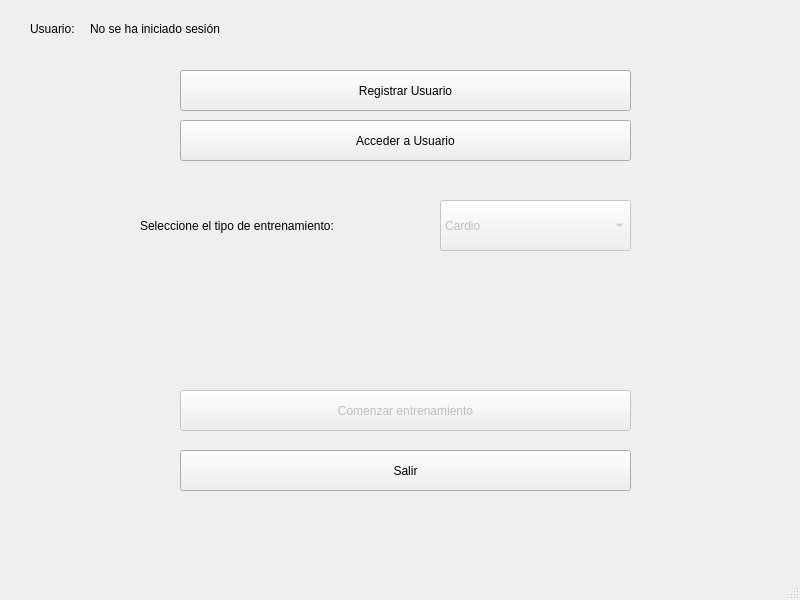
Before: the Qt Designer form UI_Files/mainwindow.ui in JorgeGuerra99/software_sport_bike, drawn with Qt 5.
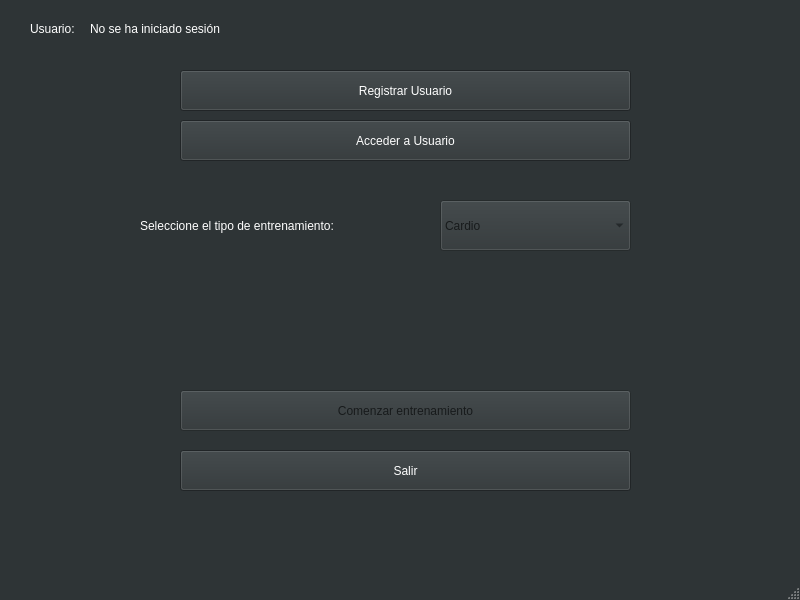
After: the same form once the commit is applied.

```diff
--- a/UI_Files/mainwindow.ui
+++ b/UI_Files/mainwindow.ui
@@ -10,6 +10,475 @@
     <height>600</height>
    </rect>
   </property>
+  <property name="palette">
+   <palette>
+    <active>
+     <colorrole role="WindowText">
+      <brush brushstyle="SolidPattern">
+       <color alpha="255">
+        <red>255</red>
+        <green>255</green>
+        <blue>255</blue>
+       </color>
+      </brush>
+     </colorrole>
+     <colorrole role="Button">
+      <brush brushstyle="SolidPattern">
+       <color alpha="255">
+        <red>46</red>
+        <green>52</green>
+        <blue>54</blue>
+       </color>
+      </brush>
+     </colorrole>
+     <colorrole role="Light">
+      <brush brushstyle="SolidPattern">
+       <color alpha="255">
+        <red>69</red>
+        <green>78</green>
+        <blue>81</blue>
+       </color>
+      </brush>
+     </colorrole>
+     <colorrole role="Midlight">
+      <brush brushstyle="SolidPattern">
+       <color alpha="255">
+        <red>57</red>
+        <green>65</green>
+        <blue>67</blue>
+       </color>
+      </brush>
+     </colorrole>
+     <colorrole role="Dark">
+      <brush brushstyle="SolidPattern">
+       <color alpha="255">
+        <red>23</red>
+        <green>26</green>
+        <blue>27</blue>
+       </color>
+      </brush>
+     </colorrole>
+     <colorrole role="Mid">
+      <brush brushstyle="SolidPattern">
+       <color alpha="255">
+        <red>31</red>
+        <green>35</green>
+        <blue>36</blue>
+       </color>
+      </brush>
+     </colorrole>
+     <colorrole role="Text">
+      <brush brushstyle="SolidPattern">
+       <color alpha="255">
+        <red>255</red>
+        <green>255</green>
+        <blue>255</blue>
+       </color>
+      </brush>
+     </colorrole>
+     <colorrole role="BrightText">
+      <brush brushstyle="SolidPattern">
+       <color alpha="255">
+        <red>255</red>
+        <green>255</green>
+        <blue>255</blue>
+       </color>
+      </brush>
+     </colorrole>
+     <colorrole role="ButtonText">
+      <brush brushstyle="SolidPattern">
+       <color alpha="255">
+        <red>255</red>
+        <green>255</green>
+        <blue>255</blue>
+       </color>
+      </brush>
+     </colorrole>
+     <colorrole role="Base">
+      <brush brushstyle="SolidPattern">
+       <color alpha="255">
+        <red>0</red>
+        <green>0</green>
+        <blue>0</blue>
+       </color>
+      </brush>
+     </colorrole>
+     <colorrole role="Window">
+      <brush brushstyle="SolidPattern">
+       <color alpha="255">
+        <red>46</red>
+        <green>52</green>
+        <blue>54</blue>
+       </color>
+      </brush>
+     </colorrole>
+     <colorrole role="Shadow">
+      <brush brushstyle="SolidPattern">
+       <color alpha="255">
+        <red>0</red>
+        <green>0</green>
+        <blue>0</blue>
+       </color>
+      </brush>
+     </colorrole>
+     <colorrole role="Highlight">
+      <brush brushstyle="SolidPattern">
+       <color alpha="255">
+        <red>78</red>
+        <green>154</green>
+        <blue>6</blue>
+       </color>
+      </brush>
+     </colorrole>
+     <colorrole role="AlternateBase">
+      <brush brushstyle="SolidPattern">
+       <color alpha="255">
+        <red>23</red>
+        <green>26</green>
+        <blue>27</blue>
+       </color>
+      </brush>
+     </colorrole>
+     <colorrole role="ToolTipBase">
+      <brush brushstyle="SolidPattern">
+       <color alpha="255">
+        <red>255</red>
+        <green>255</green>
+        <blue>220</blue>
+       </color>
+      </brush>
+     </colorrole>
+     <colorrole role="ToolTipText">
+      <brush brushstyle="SolidPattern">
+       <color alpha="255">
+        <red>0</red>
+        <green>0</green>
+        <blue>0</blue>
+       </color>
+      </brush>
+     </colorrole>
+     <colorrole role="PlaceholderText">
+      <brush brushstyle="SolidPattern">
+       <color alpha="128">
+        <red>255</red>
+        <green>255</green>
+        <blue>255</blue>
+       </color>
+      </brush>
+     </colorrole>
+    </active>
+    <inactive>
+     <colorrole role="WindowText">
+      <brush brushstyle="SolidPattern">
+       <color alpha="255">
+        <red>255</red>
+        <green>255</green>
+        <blue>255</blue>
+       </color>
+      </brush>
+     </colorrole>
+     <colorrole role="Button">
+      <brush brushstyle="SolidPattern">
+       <color alpha="255">
+        <red>46</red>
+        <green>52</green>
+        <blue>54</blue>
+       </color>
+      </brush>
+     </colorrole>
+     <colorrole role="Light">
+      <brush brushstyle="SolidPattern">
+       <color alpha="255">
+        <red>69</red>
+        <green>78</green>
+        <blue>81</blue>
+       </color>
+      </brush>
+     </colorrole>
+     <colorrole role="Midlight">
+      <brush brushstyle="SolidPattern">
+       <color alpha="255">
+        <red>57</red>
+        <green>65</green>
+        <blue>67</blue>
+       </color>
+      </brush>
+     </colorrole>
+     <colorrole role="Dark">
+      <brush brushstyle="SolidPattern">
+       <color alpha="255">
+        <red>23</red>
+        <green>26</green>
+        <blue>27</blue>
+       </color>
+      </brush>
+     </colorrole>
+     <colorrole role="Mid">
+      <brush brushstyle="SolidPattern">
+       <color alpha="255">
+        <red>31</red>
+        <green>35</green>
+        <blue>36</blue>
+       </color>
+      </brush>
+     </colorrole>
+     <colorrole role="Text">
+      <brush brushstyle="SolidPattern">
+       <color alpha="255">
+        <red>255</red>
+        <green>255</green>
+        <blue>255</blue>
+       </color>
+      </brush>
+     </colorrole>
+     <colorrole role="BrightText">
+      <brush brushstyle="SolidPattern">
+       <color alpha="255">
+        <red>255</red>
+        <green>255</green>
+        <blue>255</blue>
+       </color>
+      </brush>
+     </colorrole>
+     <colorrole role="ButtonText">
+      <brush brushstyle="SolidPattern">
+       <color alpha="255">
+        <red>255</red>
+        <green>255</green>
+        <blue>255</blue>
+       </color>
+      </brush>
+     </colorrole>
+     <colorrole role="Base">
+      <brush brushstyle="SolidPattern">
+       <color alpha="255">
+        <red>0</red>
+        <green>0</green>
+        <blue>0</blue>
+       </color>
+      </brush>
+     </colorrole>
+     <colorrole role="Window">
+      <brush brushstyle="SolidPattern">
+       <color alpha="255">
+        <red>46</red>
+        <green>52</green>
+        <blue>54</blue>
+       </color>
+      </brush>
+     </colorrole>
+     <colorrole role="Shadow">
+      <brush brushstyle="SolidPattern">
+       <color alpha="255">
+        <red>0</red>
+        <green>0</green>
+        <blue>0</blue>
+       </color>
+      </brush>
+     </colorrole>
+     <colorrole role="Highlight">
+      <brush brushstyle="SolidPattern">
+       <color alpha="255">
+        <red>78</red>
+        <green>154</green>
+        <blue>6</blue>
+       </color>
+      </brush>
+     </colorrole>
+     <colorrole role="AlternateBase">
+      <brush brushstyle="SolidPattern">
+       <color alpha="255">
+        <red>23</red>
+        <green>26</green>
+        <blue>27</blue>
+       </color>
+      </brush>
+     </colorrole>
+     <colorrole role="ToolTipBase">
+      <brush brushstyle="SolidPattern">
+       <color alpha="255">
+        <red>255</red>
+        <green>255</green>
+        <blue>220</blue>
+       </color>
+      </brush>
+     </colorrole>
+     <colorrole role="ToolTipText">
+      <brush brushstyle="SolidPattern">
+       <color alpha="255">
+        <red>0</red>
+        <green>0</green>
+        <blue>0</blue>
+       </color>
+      </brush>
+     </colorrole>
+     <colorrole role="PlaceholderText">
+      <brush brushstyle="SolidPattern">
+       <color alpha="128">
+        <red>255</red>
+        <green>255</green>
+        <blue>255</blue>
+       </color>
+      </brush>
+     </colorrole>
+    </inactive>
+    <disabled>
+     <colorrole role="WindowText">
+      <brush brushstyle="SolidPattern">
+       <color alpha="255">
+        <red>23</red>
+        <green>26</green>
+        <blue>27</blue>
+       </color>
+      </brush>
+     </colorrole>
+     <colorrole role="Button">
+      <brush brushstyle="SolidPattern">
+       <color alpha="255">
+        <red>46</red>
+        <green>52</green>
+        <blue>54</blue>
+       </color>
+      </brush>
+     </colorrole>
+     <colorrole role="Light">
+      <brush brushstyle="SolidPattern">
+       <color alpha="255">
+        <red>69</red>
+        <green>78</green>
+        <blue>81</blue>
+       </color>
+      </brush>
+     </colorrole>
+     <colorrole role="Midlight">
+      <brush brushstyle="SolidPattern">
+       <color alpha="255">
+        <red>57</red>
+        <green>65</green>
+        <blue>67</blue>
+       </color>
+      </brush>
+     </colorrole>
+     <colorrole role="Dark">
+      <brush brushstyle="SolidPattern">
+       <color alpha="255">
+        <red>23</red>
+        <green>26</green>
+        <blue>27</blue>
+       </color>
+      </brush>
+     </colorrole>
+     <colorrole role="Mid">
+      <brush brushstyle="SolidPattern">
+       <color alpha="255">
+        <red>31</red>
+        <green>35</green>
+        <blue>36</blue>
+       </color>
+      </brush>
+     </colorrole>
+     <colorrole role="Text">
+      <brush brushstyle="SolidPattern">
+       <color alpha="255">
+        <red>23</red>
+        <green>26</green>
+        <blue>27</blue>
+       </color>
+      </brush>
+     </colorrole>
+     <colorrole role="BrightText">
+      <brush brushstyle="SolidPattern">
+       <color alpha="255">
+        <red>255</red>
+        <green>255</green>
+        <blue>255</blue>
+       </color>
+      </brush>
+     </colorrole>
+     <colorrole role="ButtonText">
+      <brush brushstyle="SolidPattern">
+       <color alpha="255">
+        <red>23</red>
+        <green>26</green>
+        <blue>27</blue>
+       </color>
+      </brush>
+     </colorrole>
+     <colorrole role="Base">
+      <brush brushstyle="SolidPattern">
+       <color alpha="255">
+        <red>46</red>
+        <green>52</green>
+        <blue>54</blue>
+       </color>
+      </brush>
+     </colorrole>
+     <colorrole role="Window">
+      <brush brushstyle="SolidPattern">
+       <color alpha="255">
+        <red>46</red>
+        <green>52</green>
+        <blue>54</blue>
+       </color>
+      </brush>
+     </colorrole>
+     <colorrole role="Shadow">
+      <brush brushstyle="SolidPattern">
+       <color alpha="255">
+        <red>0</red>
+        <green>0</green>
+        <blue>0</blue>
+       </color>
+      </brush>
+     </colorrole>
+     <colorrole role="Highlight">
+      <brush brushstyle="SolidPattern">
+       <color alpha="255">
+        <red>145</red>
+        <green>145</green>
+        <blue>145</blue>
+       </color>
+      </brush>
+     </colorrole>
+     <colorrole role="AlternateBase">
+      <brush brushstyle="SolidPattern">
+       <color alpha="255">
+        <red>46</red>
+        <green>52</green>
+        <blue>54</blue>
+       </color>
+      </brush>
+     </colorrole>
+     <colorrole role="ToolTipBase">
+      <brush brushstyle="SolidPattern">
+       <color alpha="255">
+        <red>255</red>
+        <green>255</green>
+        <blue>220</blue>
+       </color>
+      </brush>
+     </colorrole>
+     <colorrole role="ToolTipText">
+      <brush brushstyle="SolidPattern">
+       <color alpha="255">
+        <red>0</red>
+        <green>0</green>
+        <blue>0</blue>
+       </color>
+      </brush>
+     </colorrole>
+     <colorrole role="PlaceholderText">
+      <brush brushstyle="SolidPattern">
+       <color alpha="128">
+        <red>255</red>
+        <green>255</green>
+        <blue>255</blue>
+       </color>
+      </brush>
+     </colorrole>
+    </disabled>
+   </palette>
+  </property>
   <property name="windowTitle">
    <string>MainWindow</string>
   </property>
```
Left out of the diff: 2 changed lines with no effect on the pictures.
